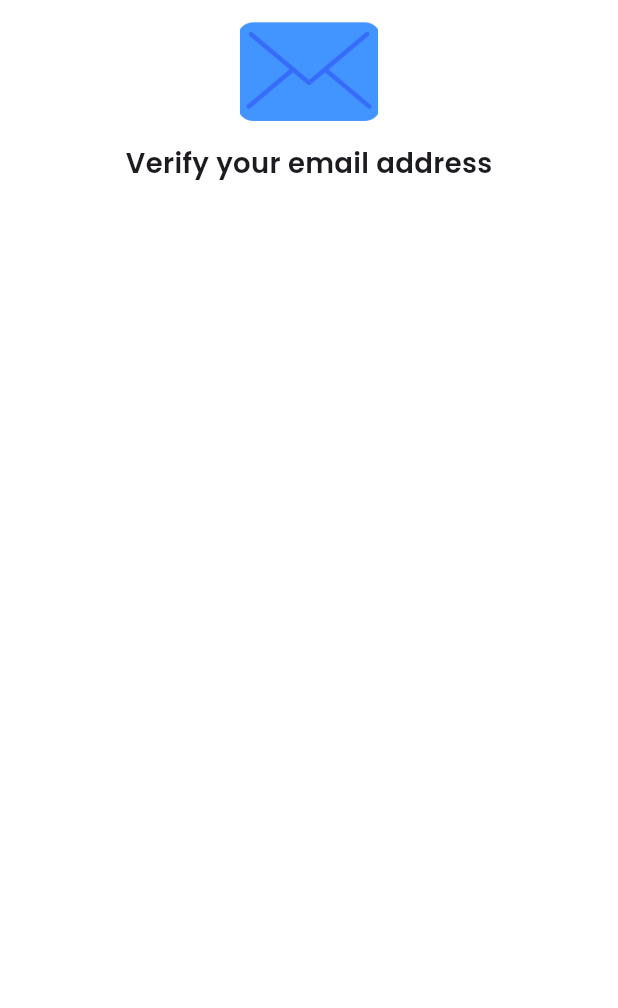
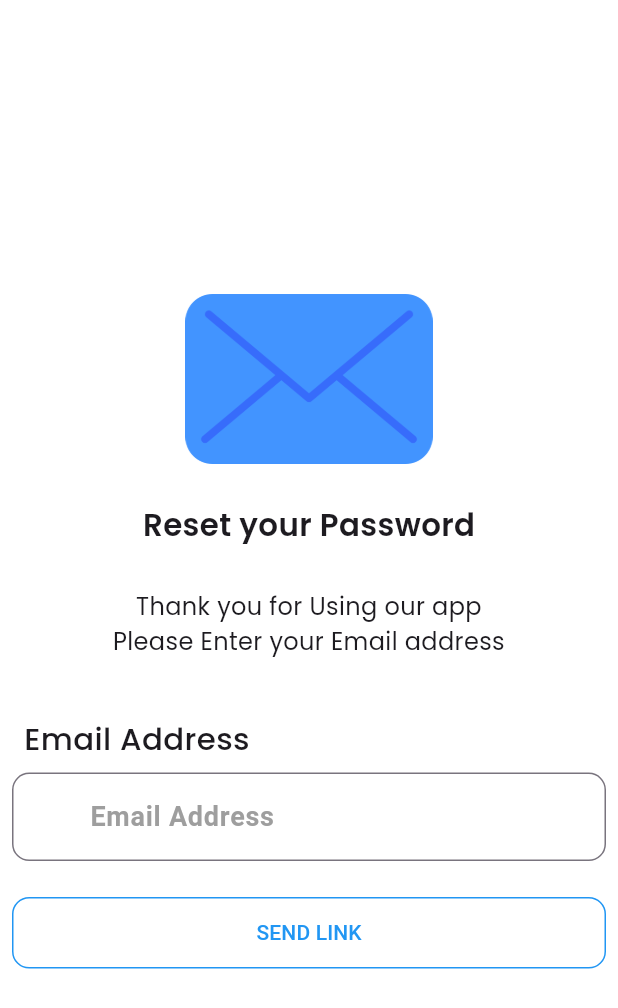
Before and after one commit to EzzEldinMahmoud/socialmedia-flutter, a Flutter app: the PasswordReset screen opened by its route, on a phone screen of 412 x 824 dp. Shown: the top 1008 px of the screen. Run offline on Flutter 3.47's test engine with Material 3 defaults, Android fonts, the light colour scheme and no system bars; our stand-ins replace bloc, cloud_firestore, conditional_builder_null_safety, dio, firebase_auth, firebase_core and 10 more; accounts and stored records are empty; network calls fail.

Commit message:
cleaning code

```diff
--- a/lib/cubit/socialcubit/socialstates.dart
+++ b/lib/cubit/socialcubit/socialstates.dart
@@ -196,6 +196,7 @@ class SocialappGETMessagesSERRORstate extends socialappstate {
 class SocialappGETLastMessagesSLOADINGstate extends socialappstate {}
 
 class SocialappGETLastMessagesSSuccessstate extends socialappstate {
+  SocialappGETLastMessagesSSuccessstate(MessageModel lastmessage);
 
 }
 
@@ -238,6 +239,15 @@ class SocialappSendEmailerrorstate extends socialappstate {
   SocialappSendEmailerrorstate(String string);
 }
 //...........................................................................................
+//send  reports
+class SocialappSendResetEmailSuccessState extends socialappstate {
+
+}
+
+class SocialappSendResetEmailerrorstate extends socialappstate {
+  SocialappSendResetEmailerrorstate(String string);
+}
+//...........................................................................................
 //delete posts
 class SocialappDeletePostLOADINGstate extends socialappstate {}
 
--- a/lib/layout/Search_screen/search_screen.dart
+++ b/lib/layout/Search_screen/search_screen.dart
@@ -3,6 +3,7 @@ import 'package:flutter/material.dart';
 import 'package:flutter_screenutil/flutter_screenutil.dart';
 
 import '../../components/components.dart';
+import '../../cubit/socialcubit/socialcubit.dart';
 import '../chat_screen/chat_screen.dart';
 
 class SearchPage extends StatefulWidget {
--- a/lib/layout/forgot_password/forgotten_password_page.dart
+++ b/lib/layout/forgot_password/forgotten_password_page.dart
@@ -1,5 +1,8 @@
+import 'package:chatapp/components/components.dart';
+import 'package:chatapp/cubit/socialcubit/socialcubit.dart';
 import 'package:flutter/cupertino.dart';
 import 'package:flutter/material.dart';
+import 'package:flutter/widgets.dart';
 import 'package:flutter_screenutil/flutter_screenutil.dart';
 import 'package:google_fonts/google_fonts.dart';
 
@@ -11,19 +14,67 @@ class PasswordReset extends StatefulWidget {
 }
 
 class _PasswordResetState extends State<PasswordReset> {
+  final _formKey = GlobalKey<FormState>();
+
+  var resetpw = TextEditingController();
   @override
   Widget build(BuildContext context) {
-    return   SafeArea(child: Scaffold(
-      body: Center(
-        child: Column(
-          mainAxisAlignment: MainAxisAlignment.start,
+    return   SafeArea(child: SizedBox(
+
+      width: MediaQuery.of(context).size.width * 1,
+      height: MediaQuery.of(context).size.height * 1,
+      child: Scaffold(
+        body: Column(
+          mainAxisAlignment: MainAxisAlignment.center,
           crossAxisAlignment: CrossAxisAlignment.center,
           children:[
             SizedBox(
 
-                width: 80.w,
-                height: 80.h,child: Image(image: AssetImage('assets/images/email.png'),fit: BoxFit.cover,)),
-            Text("Verify your email address",style: GoogleFonts.poppins(fontSize:16.sp,fontWeight:FontWeight.w600),)
+                width: MediaQuery.of(context).size.width * 1,
+                height: MediaQuery.of(context).size.height * 0.2,child: Image(image: AssetImage('assets/images/email.png'),fit: BoxFit.contain,)),
+            Text("Reset your Password\n",style: GoogleFonts.poppins(fontSize:18.sp,fontWeight:FontWeight.w600),),
+            Text("Thank you for Using our app\nPlease Enter your Email address\n",style: GoogleFonts.poppins(fontSize:14.sp,fontWeight:FontWeight.w400),textAlign: TextAlign.center,),
+        Form(
+            key: _formKey,
+            child: Padding(
+          padding: const EdgeInsets.all(8.0),
+          child: Column(
+            mainAxisAlignment: MainAxisAlignment.spaceBetween,
+            children: [
+              Column(
+                children: [
+                  Padding(
+                            padding: const EdgeInsets.all(8.0),
+                            child: Align(
+                              alignment: Alignment.centerLeft,
+                                child: Text("Email Address",style: GoogleFonts.poppins(fontSize:18.sp,fontWeight:FontWeight.w500),textAlign: TextAlign.start,)),
+                  ),
+                  defaultTextFormField(hint: "Email@emailservice.com",label: "Email Address",controller: resetpw, type: TextInputType.emailAddress, validate: (value){
+                    if(value.isEmpty) {
+                      return 'Please enter Email Address';
+                    }
+                    return null;
+                  }, radius: 10.r),
+                ],
+              ),SizedBox(height: 20.h),
+
+              Align(
+                  alignment: Alignment.bottomCenter,
+                  child: defaultbottom(height: 20.h, function: (){
+                    Socialappcubit.get(context).resetPassword(email: resetpw.text);
+    if (_formKey.currentState!.validate()) {
+      ScaffoldMessenger.of(context).showSnackBar(
+        SnackBar(
+            content: Text('Email sent! Check your inbox!',
+                style: GoogleFonts.poppins(
+                    color: Colors.white, fontSize: 14.sp)),
+            backgroundColor: Colors.green),
+      );
+    }
+                  }, text: "Send link",radius: 10.r))
+            ],
+          ),
+        ))
 
 
           ],
--- a/lib/layout/register_screen/register_screen.dart
+++ b/lib/layout/register_screen/register_screen.dart
@@ -156,8 +156,8 @@ class _RegisterScreenState extends State<RegisterScreen> {
                           ),
                           defaultTextFormField(
                               controller: phonefield,
-                              label: "phone number",
-                              hint: '01115216589',
+                              label: "Phone Number",
+                              hint: 'Phone Number',
                               type: TextInputType.phone,
                               obscure: false,
                               icon: Icons.phone_android_outlined,
--- a/lib/main.dart
+++ b/lib/main.dart
@@ -70,7 +70,6 @@ final Map<String, Widget Function(BuildContext)> routes = {
   '/createpost': (BuildContext context) => const CREATEPOST(),
   '/chat': (BuildContext context) => const CHATSCREEN(),
   '/search': (BuildContext context) => const SearchPage(),
-  '/messagescreen': (BuildContext context) => const Messagesscreen(),
   '/welcome': (BuildContext context) => const WelcomePage(),
   '/resetpassword': (BuildContext context) => const PasswordReset(),
 
```
Also changed, not shown: lib/components/components.dart (+8 -3 lines), lib/cubit/socialcubit/socialcubit.dart (+26 -13 lines), lib/layout/Messages_screen/messages_screen.dart (+26 -16 lines), lib/layout/edit_user_post/edit_user_post.dart (added, +25 -0 lines), 2 other files.
